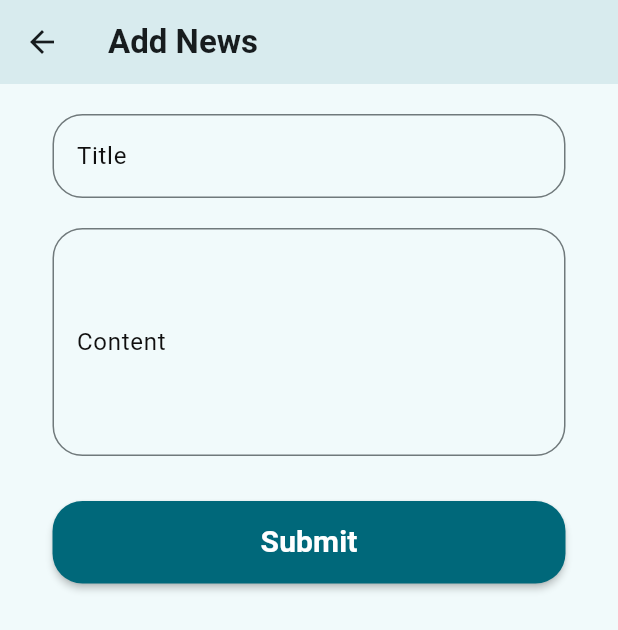
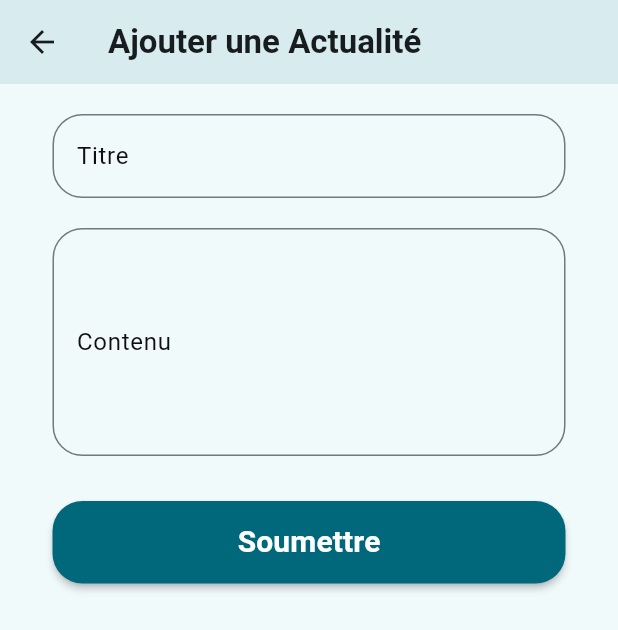
Before and after one commit to ESSALHIMahbouba/projet_pfe, a Flutter app: the AddNewsScreen screen opened directly, on a phone screen of 412 x 824 dp. Shown: the top 630 px of the screen. Run offline on Flutter 3.47's test engine with Material 3 defaults, Android fonts, the light colour scheme and no system bars; our stand-ins replace carousel_slider, cloud_firestore, file_picker, firebase_auth, firebase_core, firebase_storage and 13 more; missing offline and left inert: alarm, dart:html, flutter_map_geojson, flutter_timeline_calendar, maps_launcher, proj4dart; accounts and stored records are empty; generated files the repository leaves out were written again.

Commit message:
DREHATT_App

```diff
--- a/lib/screens2/news/add_news_screen.dart
+++ b/lib/screens2/news/add_news_screen.dart
@@ -75,7 +75,7 @@ class _AddNewsScreenState extends State<AddNewsScreen> {
     return Scaffold(
       appBar: AppBar(
         title: Text(
-          'Add News',
+          'Ajouter une Actualité',
           style: GoogleFonts.roboto(
             fontWeight: FontWeight.w600,
           ),
@@ -93,7 +93,7 @@ class _AddNewsScreenState extends State<AddNewsScreen> {
               TextFormField(
                 controller: _titleController,
                 decoration: InputDecoration(
-                  labelText: 'Title',
+                  labelText: 'Titre',
                   labelStyle: GoogleFonts.roboto(
                     color: const Color.fromARGB(255, 16, 15, 15),
                   ),
@@ -113,7 +113,7 @@ class _AddNewsScreenState extends State<AddNewsScreen> {
               TextFormField(
                 controller: _contentController,
                 decoration: InputDecoration(
-                  labelText: 'Content',
+                  labelText: 'Contenu',
                   labelStyle: GoogleFonts.roboto(
                     color: const Color.fromARGB(255, 16, 15, 15),
                   ),
@@ -155,7 +155,7 @@ class _AddNewsScreenState extends State<AddNewsScreen> {
                               AlwaysStoppedAnimation<Color>(Colors.white),
                         )
                       : Text(
-                          'Submit',
+                          'Soumettre',
                           style: GoogleFonts.roboto(
                             fontSize: 20,
                             fontWeight: FontWeight.w600,
--- a/lib/screens2/news/gerenews.dart
+++ b/lib/screens2/news/gerenews.dart
@@ -25,7 +25,7 @@ class GereListPage extends StatelessWidget {
   Widget build(BuildContext context) {
     return Scaffold(
       appBar: AppBar(
-        title: Text('News List'),
+        title: Text('Liste des Actualités'),
       ),
       body: StreamBuilder<QuerySnapshot>(
         stream: FirebaseFirestore.instance.collection('news').snapshots(),
--- a/lib/screens2/permis de bati/HousingApplicationListPage.dart
+++ b/lib/screens2/permis de bati/HousingApplicationListPage.dart
@@ -7,7 +7,7 @@ class HousingApplicationListPage extends StatelessWidget {
   Widget build(BuildContext context) {
     return Scaffold(
       appBar: AppBar(
-        title: Text('Housing Applications Liste'),
+        title: Text('Liste des demandes de permis de bâti'),
       ),
       body: StreamBuilder<QuerySnapshot>(
         stream: FirebaseFirestore.instance.collection('applications').snapshots(),
```
Also changed, not shown: 5 other files.
